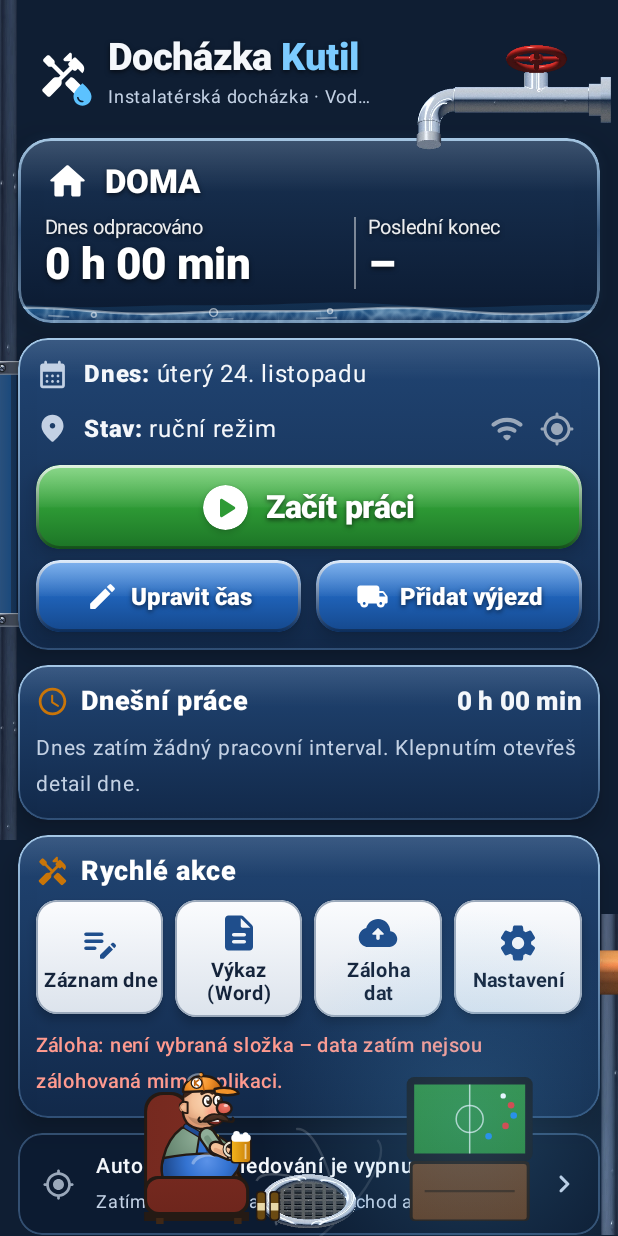
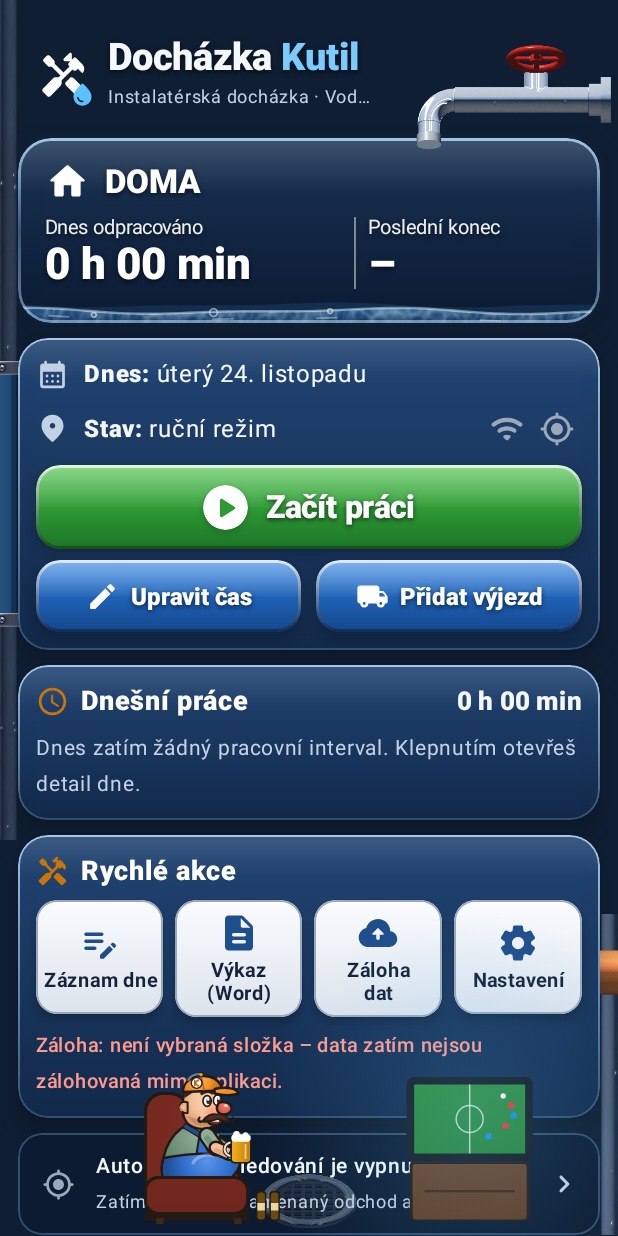
Before and after one commit to hincep-lab/dochazka-kutil, an Android app built with Jetpack Compose: the composable HomeScreen shown on its own in the app's theme, on a phone screen of 412 x 824 dp. Run offline under Robolectric (Android 15) with nearby library versions, the phone set to English and light mode, and no system bars; our stand-ins replace Room's generated code; pictures from the network do not load.

Commit message:
Vpusť pevně na dně, nehýbe se
Co-Authored-By: Claude Opus 5.5 <noreply@anthropic.com>
Claude-Session: https://claude.ai/code/session_01Ph5GLamZasUMbhqeTnjqyX

```diff
--- a/app/src/main/java/cz/kutil/dochazka/ui/HomeScreen.kt
+++ b/app/src/main/java/cz/kutil/dochazka/ui/HomeScreen.kt
@@ -145,6 +145,8 @@ fun HomeScreen(
 
     Box(Modifier.fillMaxSize()) {
     SidePipes(clock, water, animate)
+    // pevná vpusť na dně obrazovky (pod obsahem – při posouvání zůstává na místě)
+    OverflowOverlay(clock, overflowing = open != null && worked > 8 * 3_600_000L, animate = animate, panel = panelBounds, modifier = Modifier.fillMaxSize(), drainOnly = true)
     Column(
         Modifier.fillMaxSize().verticalScroll(rememberScrollState()).padding(horizontal = 12.dp, vertical = 4.dp),
         verticalArrangement = Arrangement.spacedBy(10.dp),
@@ -374,7 +376,7 @@ fun HomeScreen(
         // místo dole, aby šel obsah odrolovat nad vpusť a Kutilovo jeviště
         Spacer(Modifier.height(if (gagOn) StageHeight - 40.dp else 70.dp))
     }
-    // jediná vpusť dole; v přesčasu do ní stéká voda z nádoby přes celou obrazovku
+    // v přesčasu stéká voda z nádoby přes celou obrazovku do vpusti
     OverflowOverlay(clock, overflowing = open != null && worked > 8 * 3_600_000L, animate = animate, panel = panelBounds, modifier = Modifier.fillMaxSize())
     // Kutil sám chodí po spodní části přehledu a střídá scénky (doteky propouští k tlačítkům)
     if (gagOn) {
--- a/app/src/main/java/cz/kutil/dochazka/ui/Water.kt
+++ b/app/src/main/java/cz/kutil/dochazka/ui/Water.kt
@@ -579,7 +579,11 @@ fun GlassCard(modifier: Modifier = Modifier, padding: Dp = 12.dp, onClick: (() -
 class PanelBounds { var rect by androidx.compose.runtime.mutableStateOf<Rect?>(null) }
 
 @Composable
-fun OverflowOverlay(clock: State<Float>, overflowing: Boolean, animate: Boolean, panel: PanelBounds, modifier: Modifier = Modifier) {
+fun OverflowOverlay(
+    clock: State<Float>, overflowing: Boolean, animate: Boolean, panel: PanelBounds, modifier: Modifier = Modifier,
+    /** true = jen pevná vpusť na dně (kreslí se pod obsahem), false = jen stékající voda (nad obsahem). */
+    drainOnly: Boolean = false,
+) {
     val k by animateFloatAsState(if (overflowing) 1f else 0f, tween(if (animate) 2200 else 0), label = "overflow")
     val grate = ImageBitmap.imageResource(R.drawable.drain_persp)
     var origin by androidx.compose.runtime.remember { androidx.compose.runtime.mutableStateOf(Offset.Zero) }
@@ -594,7 +598,7 @@ fun OverflowOverlay(clock: State<Float>, overflowing: Boolean, animate: Boolean,
         val startY = r.bottom.coerceIn(0f, size.height * 0.8f)
         val water = Color(0xFF6CC4FF)
         // pramínky: od rohů nádoby dolů a pak do vpusti (jen při přesčasu)
-        if (k > 0.01f) for ((i, x0) in listOf(r.left + 6 * u, r.right - 6 * u).withIndex()) {
+        if (!drainOnly && k > 0.01f) for ((i, x0) in listOf(r.left + 6 * u, r.right - 6 * u).withIndex()) {
             if (i == 2 && k < 0.6f) continue
             val bottom = size.height - 46 * u - i * 6 * u
             val path = Path().apply {
@@ -623,16 +627,18 @@ fun OverflowOverlay(clock: State<Float>, overflowing: Boolean, animate: Boolean,
             val q = ((t * 0.8f + i * 0.37f) % 1f)
             drawDrop(Offset(x0 + (if (i == 1) -1 else 1) * 6 * u * q, startY + (bottom - startY) * q), 2f * u * k, 1.2f)
         }
-        // jediná vpusť: vždy dole uprostřed; kolem ní mokro a vír (při přetékání silnější)
-        val wet = 0.45f + 0.55f * k
-        drawOval(
-            Brush.radialGradient(listOf(Color(0x9954B6FF), Color(0x3340A0FF), Color.Transparent), center = drain, radius = 90 * u * wet),
-            Offset(drain.x - 90 * u * wet, drain.y - 18 * u * wet), Size(180 * u * wet, 36 * u * wet),
-        )
-        for (j in 0 until 4) {
-            val rw = (26f + j * 12f) * u
-            rotate(t * ((160f - j * 25f) * (0.35f + 0.65f * k)) + j * 80f, drain) {
-                drawArc(Color.White.copy(alpha = (0.55f - j * 0.1f) * wet), 0f, 100f, false, Offset(drain.x - rw, drain.y - rw * 0.35f), Size(rw * 2, rw * 0.7f), style = Stroke(1.6f * u))
+        if (!drainOnly) return@Canvas
+        // jediná vpusť: pevně na dně obrazovky, sama se nehýbe; vír a louže jen když do ní teče voda
+        if (k > 0.01f) {
+            drawOval(
+                Brush.radialGradient(listOf(Color(0x9954B6FF), Color(0x3340A0FF), Color.Transparent), center = drain, radius = 90 * u * k),
+                Offset(drain.x - 90 * u * k, drain.y - 18 * u * k), Size(180 * u * k, 36 * u * k),
+            )
+            for (j in 0 until 3) {
+                val rw = (30f + j * 12f) * u
+                rotate(t * (120f - j * 25f) + j * 80f, drain) {
+                    drawArc(Color.White.copy(alpha = (0.45f - j * 0.1f) * k), 0f, 100f, false, Offset(drain.x - rw, drain.y - rw * 0.35f), Size(rw * 2, rw * 0.7f), style = Stroke(1.5f * u))
+                }
             }
         }
         val gw = 70 * u
```
